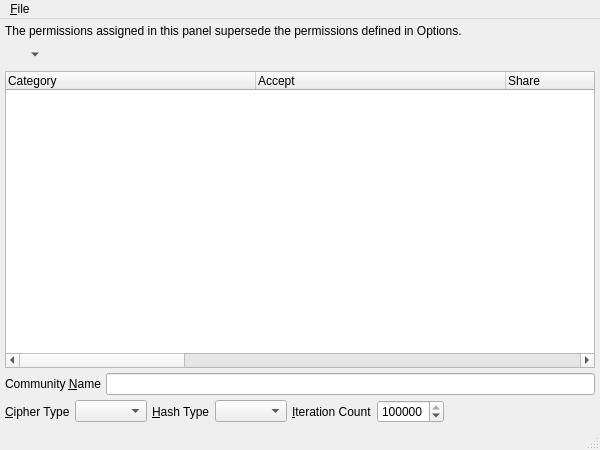
First picture: the form in branches/trunk/UI/spot-on-echo-key-share.ui, repository textbrowser/spot-on, before the edit.
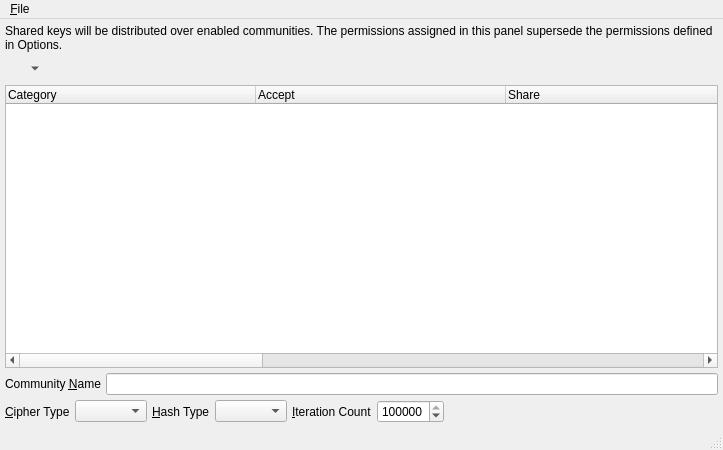
Second picture: the form after the edit. Icons and pictures are not drawn.

Diff of the .ui file:
```diff
--- a/branches/trunk/UI/spot-on-echo-key-share.ui
+++ b/branches/trunk/UI/spot-on-echo-key-share.ui
@@ -6,7 +6,7 @@
    <rect>
     <x>0</x>
     <y>0</y>
-    <width>600</width>
+    <width>723</width>
     <height>450</height>
    </rect>
   </property>
@@ -34,7 +34,7 @@
     <item>
      <widget class="QLabel" name="label_2">
       <property name="text">
-       <string>The permissions assigned in this panel supersede the permissions defined in Options.</string>
+       <string>Shared keys will be distributed over enabled communities. The permissions assigned in this panel supersede the permissions defined in Options.</string>
       </property>
       <property name="wordWrap">
        <bool>true</bool>
@@ -247,8 +247,8 @@
     <rect>
      <x>0</x>
      <y>0</y>
-     <width>600</width>
-     <height>32</height>
+     <width>723</width>
+     <height>39</height>
     </rect>
    </property>
    <widget class="QMenu" name="menu_File">
```
